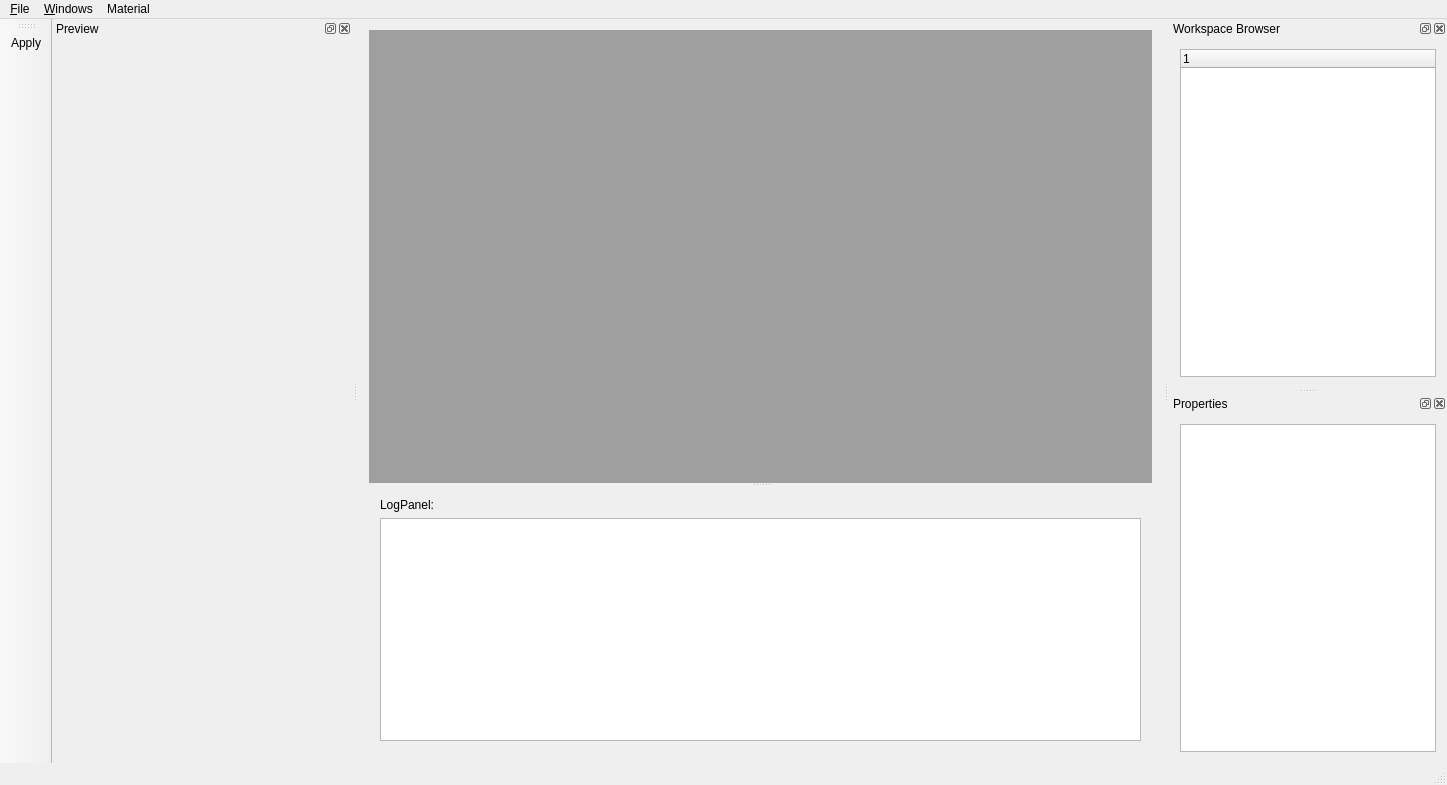
The window that Src/mainwindow.ui (ironsteel/QtOME) describes before a commit, drawn with Qt 5.
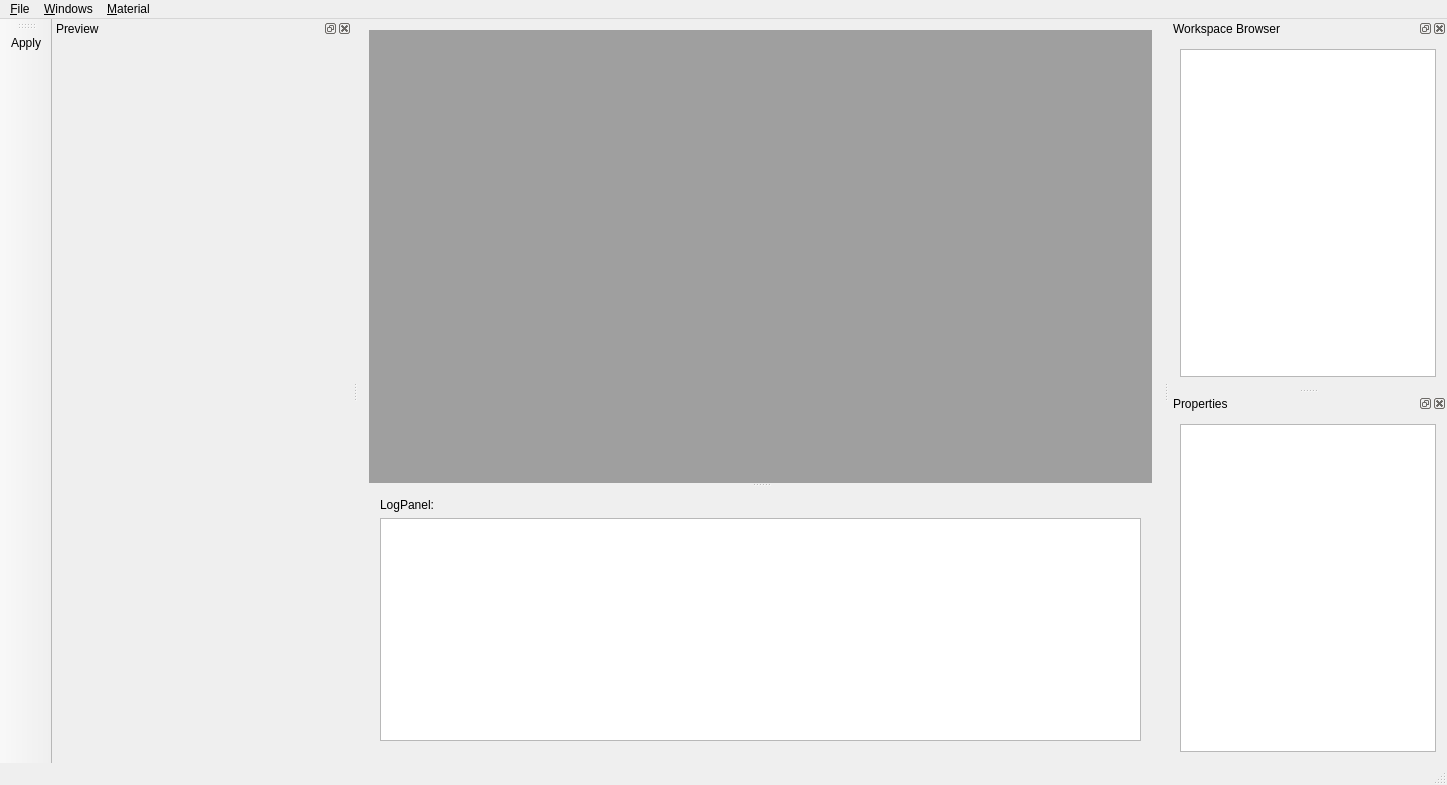
The same window after the commit. Icons and pictures are not drawn. Custom widgets are drawn as their Qt base class.

Diff of the .ui file:
```diff
--- a/Src/mainwindow.ui
+++ b/Src/mainwindow.ui
@@ -116,7 +116,7 @@
    </widget>
    <widget class="QMenu" name="menuMaterial">
     <property name="title">
-     <string>Material</string>
+     <string>&amp;Material</string>
     </property>
     <addaction name="action_Apply"/>
    </widget>
@@ -206,6 +206,21 @@
     <layout class="QVBoxLayout" name="verticalLayout_8">
      <item>
       <widget class="WorkspaceWidget" name="workspaceTree">
+       <property name="frameShape">
+        <enum>QFrame::StyledPanel</enum>
+       </property>
+       <property name="frameShadow">
+        <enum>QFrame::Sunken</enum>
+       </property>
+       <property name="lineWidth">
+        <number>1</number>
+       </property>
+       <property name="headerHidden">
+        <bool>true</bool>
+       </property>
+       <property name="expandsOnDoubleClick">
+        <bool>false</bool>
+       </property>
        <column>
         <property name="text">
          <string notr="true">1</string>
```
Left out of the diff: 24 changed lines with no effect on the pictures.
